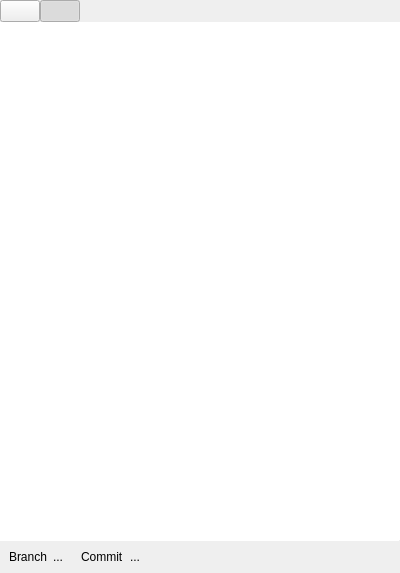
Above: slate/SourceControl/gitwidget.ui from theCheeseboard/theSlate before the change. Below: the same form after it.
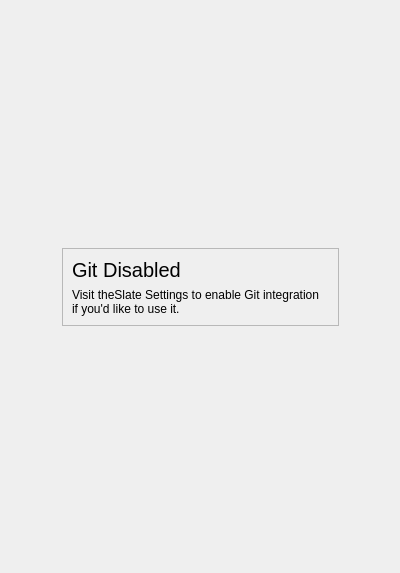
That is the form after the change. The open tabs and pages were chosen to show the change. Icons and pictures are not drawn. Custom widgets are drawn as their Qt base class.

Diff of the .ui file:
```diff
--- a/slate/SourceControl/gitwidget.ui
+++ b/slate/SourceControl/gitwidget.ui
@@ -328,7 +328,97 @@
        </item>
       </layout>
      </widget>
-     <widget class="QWidget" name="page_3">
+     <widget class="QWidget" name="gitDisabledPage">
+      <layout class="QGridLayout" name="gridLayout_4">
+       <item row="0" column="1">
+        <spacer name="verticalSpacer_8">
+         <property name="orientation">
+          <enum>Qt::Vertical</enum>
+         </property>
+         <property name="sizeHint" stdset="0">
+          <size>
+           <width>20</width>
+           <height>228</height>
+          </size>
+         </property>
+        </spacer>
+       </item>
+       <item row="1" column="0">
+        <spacer name="horizontalSpacer_11">
+         <property name="orientation">
+          <enum>Qt::Horizontal</enum>
+         </property>
+         <property name="sizeHint" stdset="0">
+          <size>
+           <width>25</width>
+           <height>20</height>
+          </size>
+         </property>
+        </spacer>
+       </item>
+       <item row="1" column="1">
+        <widget class="QFrame" name="frame_4">
+         <property name="frameShape">
+          <enum>QFrame::StyledPanel</enum>
+         </property>
+         <property name="frameShadow">
+          <enum>QFrame::Raised</enum>
+         </property>
+         <layout class="QVBoxLayout" name="verticalLayout_8">
+          <item>
+           <widget class="QLabel" name="label_7">
+            <property name="font">
+             <font>
+              <pointsize>15</pointsize>
+             </font>
+            </property>
+            <property name="text">
+             <string>Git Disabled</string>
+            </property>
+           </widget>
+          </item>
+          <item>
+           <widget class="QLabel" name="label_8">
+            <property name="text">
+             <string>Visit theSlate Settings to enable Git integration if you'd like to use it.</string>
+            </property>
+            <property name="wordWrap">
+             <bool>true</bool>
+            </property>
+           </widget>
+          </item>
+         </layout>
+        </widget>
+       </item>
+       <item row="1" column="2">
+        <spacer name="horizontalSpacer_10">
+         <property name="orientation">
+          <enum>Qt::Horizontal</enum>
+         </property>
+         <property name="sizeHint" stdset="0">
+          <size>
+           <width>25</width>
+           <height>20</height>
+          </size>
+         </property>
+        </spacer>
+       </item>
+       <item row="2" column="1">
+        <spacer name="verticalSpacer_7">
+         <property name="orientation">
+          <enum>Qt::Vertical</enum>
+         </property>
+         <property name="sizeHint" stdset="0">
+          <size>
+           <width>20</width>
+           <height>227</height>
+          </size>
+         </property>
+        </spacer>
+       </item>
+      </layout>
+     </widget>
+     <widget class="QWidget" name="gitWorkingPage">
       <layout class="QVBoxLayout" name="verticalLayout_5">
        <property name="spacing">
         <number>0</number>
```
Left out of the diff: 14 changed lines with no effect on the pictures.
